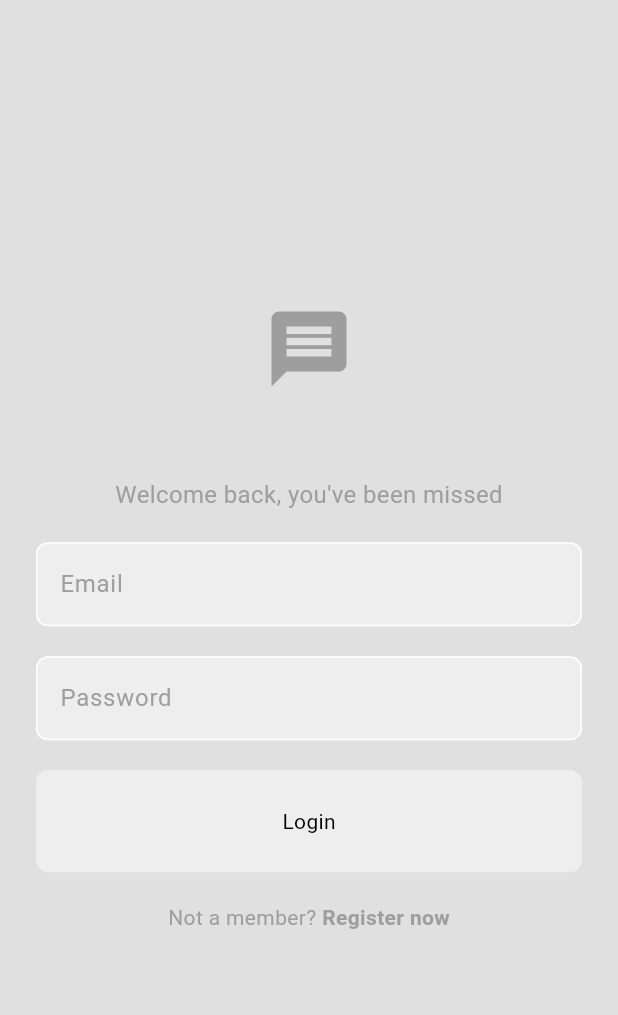
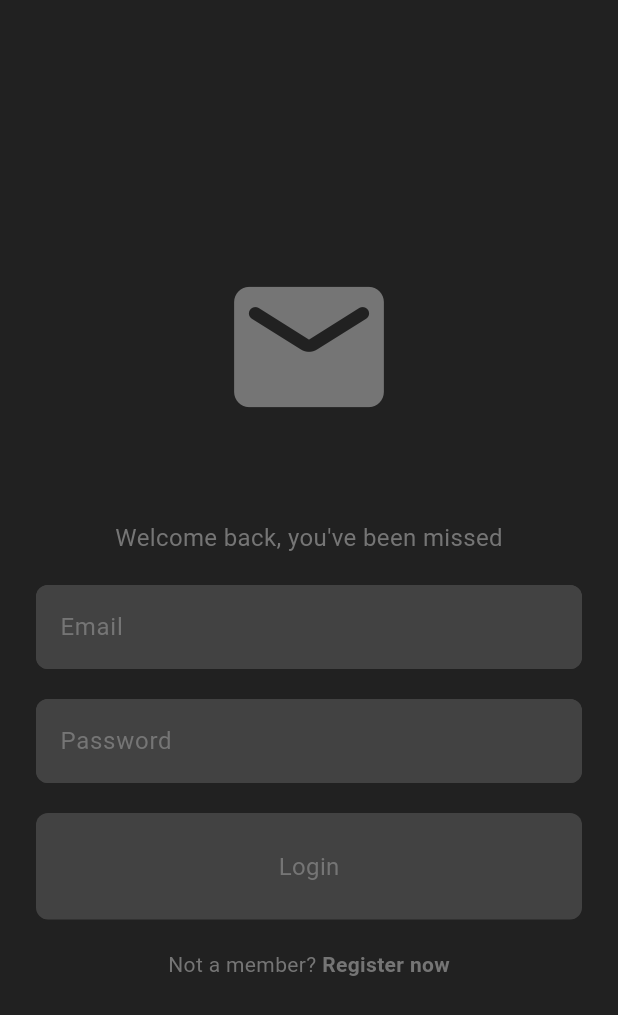
Before and after one commit to ArtishGH/chat_flutter, a Flutter app: the screen it shows after launch, on a phone screen of 412 x 824 dp. Shown: the top 1015 px of the screen. Run offline on Flutter 3.47's test engine with Material 3 defaults, Android fonts, the phone set to English and light mode, and no system bars; our stand-ins replace cloud_firestore, firebase_auth, firebase_core; accounts and stored records are empty.

Commit message:
small style adjustments

```diff
--- a/lib/components/my_button.dart
+++ b/lib/components/my_button.dart
@@ -1,4 +1,7 @@
 import 'package:flutter/material.dart';
+import 'package:provider/provider.dart';
+
+import '../themes/theme_provider.dart';
 
 class MyButton extends StatelessWidget {
   final String buttonText;
@@ -8,6 +11,9 @@ class MyButton extends StatelessWidget {
 
   @override
   Widget build(BuildContext context) {
+    bool isDarkMode =
+        Provider.of<ThemeProvider>(context, listen: false).isDarkMode;
+
     return GestureDetector(
       onTap: onTap,
       child: Container(
@@ -18,7 +24,7 @@ class MyButton extends StatelessWidget {
         margin: const EdgeInsets.symmetric(horizontal: 24),
         padding: const EdgeInsets.all(24),
         child: Center(
-          child: Text(buttonText),
+          child: Text(buttonText, style: TextStyle(color: isDarkMode ? Theme.of(context).colorScheme.primary : Theme.of(context).colorScheme.secondary, fontSize: 16),),
         ),
       ),
     );
--- a/lib/components/my_textfield.dart
+++ b/lib/components/my_textfield.dart
@@ -18,6 +18,7 @@ class MyTextField extends StatelessWidget {
     return Padding(
       padding: const EdgeInsets.symmetric(horizontal: 24),
       child: TextField(
+        style: TextStyle(color: Theme.of(context).colorScheme.inversePrimary),
         controller: controller,
         obscureText: obscureText,
         focusNode: focusNode,
--- a/lib/pages/login_page.dart
+++ b/lib/pages/login_page.dart
@@ -3,6 +3,7 @@ import 'package:flutter/material.dart';
 import '../components/my_button.dart';
 import '../components/my_textfield.dart';
 import '../services/auth/auth_service.dart';
+import '../themes/theme_provider.dart';
 
 class LoginPage extends StatelessWidget {
   final TextEditingController _emailController = TextEditingController();
@@ -39,8 +40,8 @@ class LoginPage extends StatelessWidget {
         children: [
           // logo
           Icon(
-            Icons.message,
-            size: 60,
+            Icons.mail_rounded,
+            size: 120,
             color: Theme.of(context).colorScheme.primary,
           ),
 
--- a/lib/themes/theme_provider.dart
+++ b/lib/themes/theme_provider.dart
@@ -3,7 +3,7 @@ import 'package:chat_flutter/themes/light_mode.dart';
 import 'package:flutter/material.dart';
 
 class ThemeProvider extends ChangeNotifier {
-  ThemeData _themeData = lightMode;
+  ThemeData _themeData = darkMode;
 
   ThemeData get themeData => _themeData;
 
```
